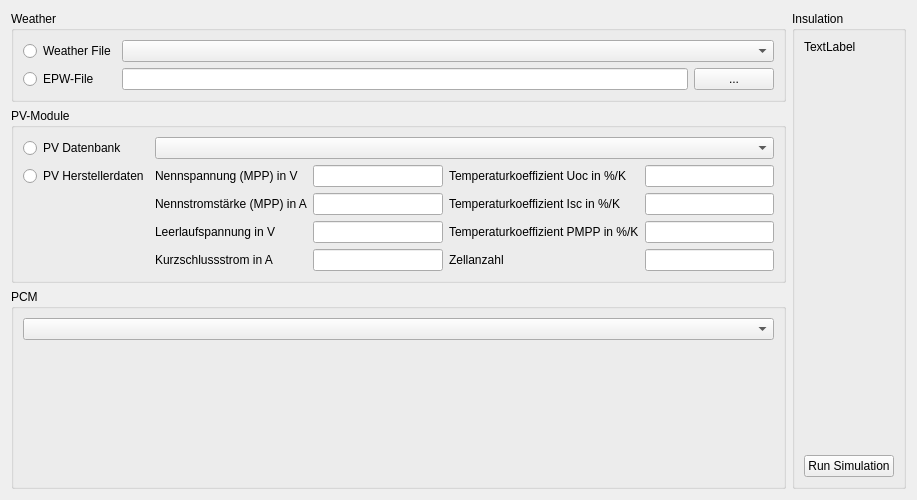
First picture: the form in PVTool/src/PVToolWidget.ui, repository Arombolosh/PVTool, before the edit.
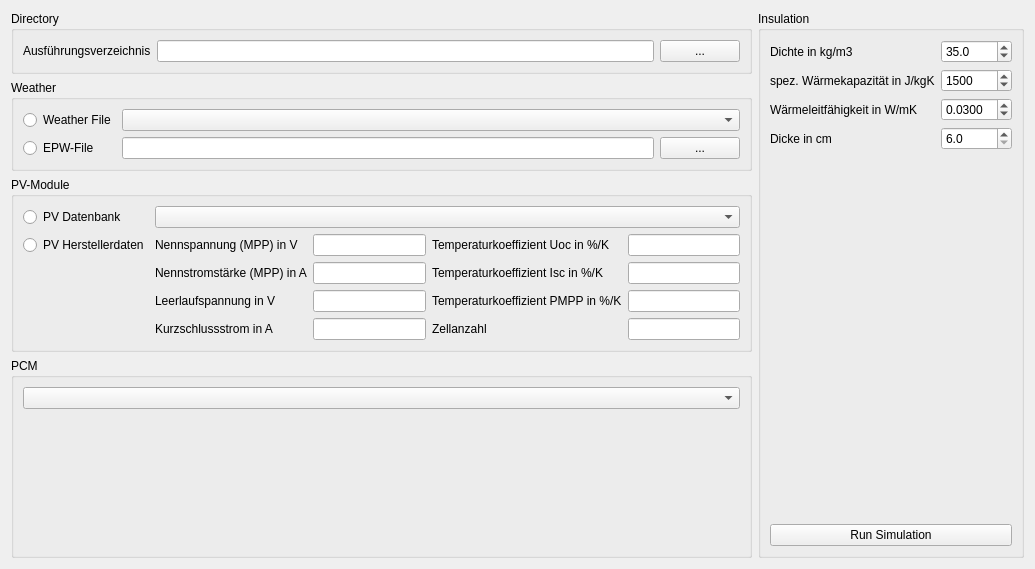
Second picture: the form after the edit.

Commit message: added material lib; modified ui; pvEnergy default constructor

Patch:
```diff
--- a/PVTool/src/PVToolWidget.ui
+++ b/PVTool/src/PVToolWidget.ui
@@ -6,15 +6,152 @@
    <rect>
     <x>0</x>
     <y>0</y>
-    <width>917</width>
-    <height>469</height>
+    <width>1035</width>
+    <height>569</height>
    </rect>
   </property>
   <property name="windowTitle">
    <string>Form</string>
   </property>
   <layout class="QGridLayout" name="gridLayout_4">
-   <item row="0" column="0">
+   <item row="3" column="0">
+    <widget class="QGroupBox" name="groupBox_PCM">
+     <property name="minimumSize">
+      <size>
+       <width>0</width>
+       <height>200</height>
+      </size>
+     </property>
+     <property name="title">
+      <string>PCM</string>
+     </property>
+     <layout class="QGridLayout" name="gridLayout_3">
+      <item row="1" column="0">
+       <widget class="QComboBox" name="comboBox_PCMMaterials"/>
+      </item>
+      <item row="2" column="0">
+       <spacer name="verticalSpacer_2">
+        <property name="orientation">
+         <enum>Qt::Vertical</enum>
+        </property>
+        <property name="sizeHint" stdset="0">
+         <size>
+          <width>20</width>
+          <height>40</height>
+         </size>
+        </property>
+       </spacer>
+      </item>
+     </layout>
+    </widget>
+   </item>
+   <item row="2" column="0">
+    <widget class="QGroupBox" name="groupBox_PVModule">
+     <property name="title">
+      <string>PV-Module</string>
+     </property>
+     <layout class="QGridLayout" name="gridLayout_2" columnstretch="0,0,0,0,0">
+      <item row="1" column="1">
+       <widget class="QLabel" name="label_uMPP">
+        <property name="text">
+         <string>Nennspannung (MPP) in V</string>
+        </property>
+       </widget>
+      </item>
+      <item row="2" column="4">
+       <widget class="QLineEdit" name="lineEdit_alpha"/>
+      </item>
+      <item row="4" column="2">
+       <widget class="QLineEdit" name="lineEdit_iSC"/>
+      </item>
+      <item row="4" column="1">
+       <widget class="QLabel" name="label_iSC">
+        <property name="text">
+         <string>Kurzschlussstrom in A</string>
+        </property>
+       </widget>
+      </item>
+      <item row="2" column="1">
+       <widget class="QLabel" name="label_iMPP_2">
+        <property name="text">
+         <string>Nennstromstärke (MPP) in A</string>
+        </property>
+       </widget>
+      </item>
+      <item row="1" column="4">
+       <widget class="QLineEdit" name="lineEdit_beta"/>
+      </item>
+      <item row="3" column="4">
+       <widget class="QLineEdit" name="lineEdit_gamma"/>
+      </item>
+      <item row="3" column="1">
+       <widget class="QLabel" name="label_uOC">
+        <property name="text">
+         <string>Leerlaufspannung in V</string>
+        </property>
+       </widget>
+      </item>
+      <item row="1" column="0">
+       <widget class="QRadioButton" name="radioButton_PVModuleManufacture">
+        <property name="text">
+         <string>PV Herstellerdaten</string>
+        </property>
+       </widget>
+      </item>
+      <item row="0" column="1" colspan="4">
+       <widget class="QComboBox" name="comboBox_PVModule"/>
+      </item>
+      <item row="0" column="0">
+       <widget class="QRadioButton" name="radioButton_PVDatabase">
+        <property name="text">
+         <string>PV Datenbank</string>
+        </property>
+       </widget>
+      </item>
+      <item row="4" column="3">
+       <widget class="QLabel" name="label_nSer">
+        <property name="text">
+         <string>Zellanzahl</string>
+        </property>
+       </widget>
+      </item>
+      <item row="1" column="3">
+       <widget class="QLabel" name="label_tempCoeffU">
+        <property name="text">
+         <string>Temperaturkoeffizient Uoc in %/K</string>
+        </property>
+       </widget>
+      </item>
+      <item row="2" column="3">
+       <widget class="QLabel" name="label_tempCoeffI">
+        <property name="text">
+         <string>Temperaturkoeffizient Isc in %/K</string>
+        </property>
+       </widget>
+      </item>
+      <item row="3" column="3">
+       <widget class="QLabel" name="label_tempCoeffP">
+        <property name="text">
+         <string>Temperaturkoeffizient PMPP in %/K</string>
+        </property>
+       </widget>
+      </item>
+      <item row="3" column="2">
+       <widget class="QLineEdit" name="lineEdit_uOC"/>
+      </item>
+      <item row="4" column="4">
+       <widget class="QLineEdit" name="lineEdit_nSer"/>
+      </item>
+      <item row="2" column="2">
+       <widget class="QLineEdit" name="lineEdit_iMPP"/>
+      </item>
+      <item row="1" column="2">
+       <widget class="QLineEdit" name="lineEdit_uMPP"/>
+      </item>
+     </layout>
+    </widget>
+   </item>
+   <item row="1" column="0">
     <widget class="QGroupBox" name="groupBox_Weather">
      <property name="title">
       <string>Weather</string>
@@ -59,175 +196,146 @@
      </layout>
     </widget>
    </item>
-   <item row="0" column="1" rowspan="3">
+   <item row="0" column="1" rowspan="4">
     <widget class="QGroupBox" name="groupBox_Insulation">
      <property name="title">
       <string>Insulation</string>
      </property>
-     <layout class="QVBoxLayout" name="verticalLayout">
-      <item>
+     <layout class="QGridLayout" name="gridLayout_5">
+      <item row="0" column="0">
        <widget class="QLabel" name="label">
         <property name="text">
-         <string>TextLabel</string>
+         <string>Dichte in kg/m3</string>
         </property>
        </widget>
       </item>
-      <item>
-       <spacer name="verticalSpacer">
-        <property name="orientation">
-         <enum>Qt::Vertical</enum>
-        </property>
-        <property name="sizeHint" stdset="0">
-         <size>
-          <width>20</width>
-          <height>367</height>
-         </size>
-        </property>
-       </spacer>
-      </item>
-      <item>
+      <item row="5" column="0" colspan="2">
        <widget class="QPushButton" name="pushButton_RunSimu">
         <property name="text">
          <string>Run Simulation</string>
         </property>
        </widget>
       </item>
-     </layout>
-    </widget>
-   </item>
-   <item row="1" column="0">
-    <widget class="QGroupBox" name="groupBox_PVModule">
-     <property name="title">
-      <string>PV-Module</string>
-     </property>
-     <layout class="QGridLayout" name="gridLayout_2" columnstretch="0,0,1,0,1">
-      <item row="0" column="0">
-       <widget class="QRadioButton" name="radioButton_PVDatabase">
+      <item row="0" column="1">
+       <widget class="QDoubleSpinBox" name="doubleSpinBox_Density">
+        <property name="decimals">
+         <number>1</number>
+        </property>
+        <property name="minimum">
+         <double>1.000000000000000</double>
+        </property>
+        <property name="maximum">
+         <double>8000.000000000000000</double>
+        </property>
+        <property name="value">
+         <double>35.000000000000000</double>
+        </property>
+       </widget>
+      </item>
+      <item row="2" column="0">
+       <widget class="QLabel" name="label_3">
         <property name="text">
-         <string>PV Datenbank</string>
+         <string>Wärmeleitfähigkeit in W/mK</string>
         </property>
        </widget>
       </item>
       <item row="1" column="0">
-       <widget class="QRadioButton" name="radioButton_PVModuleManufacture">
+       <widget class="QLabel" name="label_2">
         <property name="text">
-         <string>PV Herstellerdaten</string>
+         <string>spez. Wärmekapazität in J/kgK</string>
         </property>
        </widget>
       </item>
       <item row="1" column="1">
-       <widget class="QLabel" name="label_uMPP">
-        <property name="text">
-         <string>Nennspannung (MPP) in V</string>
+       <widget class="QDoubleSpinBox" name="doubleSpinBox_SpecHeatCapa">
+        <property name="decimals">
+         <number>0</number>
         </property>
-       </widget>
-      </item>
-      <item row="1" column="2">
-       <widget class="QLineEdit" name="lineEdit_uMPP"/>
-      </item>
-      <item row="1" column="3">
-       <widget class="QLabel" name="label_tempCoeffU">
-        <property name="text">
-         <string>Temperaturkoeffizient Uoc in %/K</string>
+        <property name="minimum">
+         <double>200.000000000000000</double>
         </property>
+        <property name="maximum">
+         <double>4000.000000000000000</double>
+        </property>
+        <property name="value">
+         <double>1500.000000000000000</double>
+        </property>
        </widget>
       </item>
-      <item row="1" column="4">
-       <widget class="QLineEdit" name="lineEdit_beta"/>
-      </item>
       <item row="2" column="1">
-       <widget class="QLabel" name="label_iMPP_2">
-        <property name="text">
-         <string>Nennstromstärke (MPP) in A</string>
+       <widget class="QDoubleSpinBox" name="doubleSpinBox_Conductivity">
+        <property name="decimals">
+         <number>4</number>
         </property>
-       </widget>
-      </item>
-      <item row="2" column="2">
-       <widget class="QLineEdit" name="lineEdit_iMPP"/>
-      </item>
-      <item row="2" column="3">
-       <widget class="QLabel" name="label_tempCoeffI">
-        <property name="text">
-         <string>Temperaturkoeffizient Isc in %/K</string>
+        <property name="minimum">
+         <double>0.000100000000000</double>
         </property>
-       </widget>
-      </item>
-      <item row="2" column="4">
-       <widget class="QLineEdit" name="lineEdit_alpha"/>
-      </item>
-      <item row="3" column="1">
-       <widget class="QLabel" name="label_uOC">
-        <property name="text">
-         <string>Leerlaufspannung in V</string>
+        <property name="maximum">
+         <double>10.000000000000000</double>
         </property>
-       </widget>
-      </item>
-      <item row="3" column="2">
-       <widget class="QLineEdit" name="lineEdit_uOC"/>
-      </item>
-      <item row="3" column="3">
-       <widget class="QLabel" name="label_tempCoeffP">
-        <property name="text">
-         <string>Temperaturkoeffizient PMPP in %/K</string>
+        <property name="singleStep">
+         <double>0.010000000000000</double>
         </property>
-       </widget>
-      </item>
-      <item row="3" column="4">
-       <widget class="QLineEdit" name="lineEdit_gamma"/>
-      </item>
-      <item row="4" column="1">
-       <widget class="QLabel" name="label_iSC">
-        <property name="text">
-         <string>Kurzschlussstrom in A</string>
+        <property name="value">
+         <double>0.030000000000000</double>
         </property>
        </widget>
       </item>
-      <item row="4" column="2">
-       <widget class="QLineEdit" name="lineEdit_iSC"/>
-      </item>
-      <item row="4" column="3">
-       <widget class="QLabel" name="label_nSer">
-        <property name="text">
-         <string>Zellanzahl</string>
-        </property>
-       </widget>
-      </item>
-      <item row="4" column="4">
-       <widget class="QLineEdit" name="lineEdit_nSer"/>
-      </item>
-      <item row="0" column="1" colspan="4">
-       <widget class="QComboBox" name="comboBox_PVModule"/>
-      </item>
-     </layout>
-    </widget>
-   </item>
-   <item row="2" column="0">
-    <widget class="QGroupBox" name="groupBox_PCM">
-     <property name="minimumSize">
-      <size>
-       <width>0</width>
-       <height>200</height>
-      </size>
-     </property>
-     <property name="title">
-      <string>PCM</string>
-     </property>
-     <layout class="QGridLayout" name="gridLayout_3">
-      <item row="1" column="0">
-       <widget class="QComboBox" name="comboBox_PCMMaterials"/>
-      </item>
-      <item row="2" column="0">
-       <spacer name="verticalSpacer_2">
+      <item row="4" column="0" colspan="2">
+       <spacer name="verticalSpacer">
         <property name="orientation">
          <enum>Qt::Vertical</enum>
         </property>
         <property name="sizeHint" stdset="0">
          <size>
           <width>20</width>
-          <height>40</height>
+          <height>367</height>
          </size>
         </property>
        </spacer>
+      </item>
+      <item row="3" column="1">
+       <widget class="QDoubleSpinBox" name="doubleSpinBox_InsulationThickness">
+        <property name="decimals">
+         <number>1</number>
+        </property>
+        <property name="minimum">
+         <double>6.000000000000000</double>
+        </property>
+       </widget>
+      </item>
+      <item row="3" column="0">
+       <widget class="QLabel" name="label_4">
+        <property name="text">
+         <string>Dicke in cm</string>
+        </property>
+       </widget>
+      </item>
+     </layout>
+    </widget>
+   </item>
+   <item row="0" column="0">
+    <widget class="QGroupBox" name="groupBox_Directory">
+     <property name="title">
+      <string>Directory</string>
+     </property>
+     <layout class="QGridLayout" name="gridLayout_6">
+      <item row="0" column="0">
+       <widget class="QLabel" name="label_5">
+        <property name="text">
+         <string>Ausführungsverzeichnis</string>
+        </property>
+       </widget>
+      </item>
+      <item row="0" column="1">
+       <widget class="QLineEdit" name="lineEdit_Directory"/>
+      </item>
+      <item row="0" column="2">
+       <widget class="QPushButton" name="pushButton_Directory">
+        <property name="text">
+         <string>...</string>
+        </property>
+       </widget>
       </item>
      </layout>
     </widget>
```
The commit also changes 61 other files.
